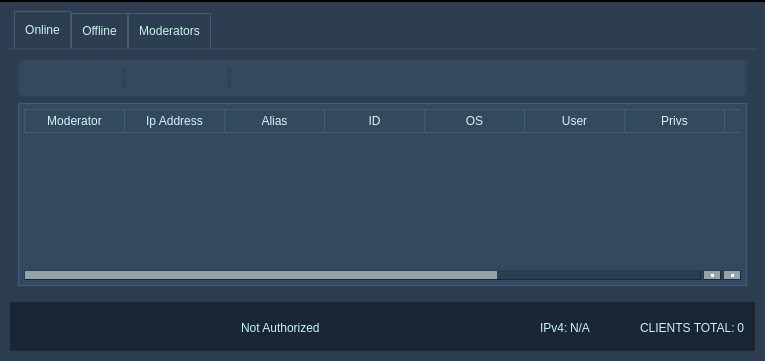
5l1v3r1/Moderat, file source/gui.ui: the form before one commit.
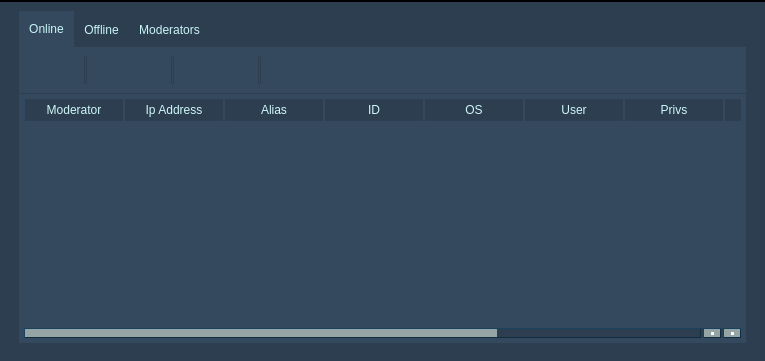
The form after the commit. Icons and pictures are not drawn.

```diff
--- a/source/gui.ui
+++ b/source/gui.ui
@@ -110,300 +110,43 @@
 }</string>
    </property>
    <layout class="QGridLayout" name="gridLayout">
-    <item row="2" column="0">
-     <widget class="QGroupBox" name="bottomGroup">
-      <property name="styleSheet">
-       <string notr="true">background-color: #182733;
-border: 1px solid #2c3e50;
-</string>
-      </property>
-      <property name="title">
-       <string/>
-      </property>
-      <layout class="QGridLayout" name="gridLayout_5">
        <item row="0" column="0">
-        <layout class="QHBoxLayout" name="horizontalLayout_3">
-         <property name="spacing">
-          <number>50</number>
-         </property>
-         <item>
-          <layout class="QHBoxLayout" name="horizontalLayout">
-           <property name="spacing">
-            <number>1</number>
-           </property>
-           <item>
-            <widget class="QPushButton" name="connectButton">
-             <property name="focusPolicy">
-              <enum>Qt::NoFocus</enum>
-             </property>
-             <property name="styleSheet">
-              <string notr="true">QPushButton#connectButton {
-			border: none;
-			border-radius: none;
-			padding: 5px;
-            }
-
-QPushButton#connectButton:pressed {
-            background-color: #2c3e50;
-            }
-
-QPushButton#connectButton:checked {
-            border: 1px ridge #cff7f8;
-            }</string>
-             </property>
-             <property name="text">
-              <string/>
-             </property>
-             <property name="icon">
-              <iconset resource="res.qrc">
-               <normaloff>:/icons/assets/connect.png</normaloff>:/icons/assets/connect.png</iconset>
-             </property>
-             <property name="iconSize">
-              <size>
-               <width>18</width>
-               <height>18</height>
-              </size>
-             </property>
-             <property name="checkable">
-              <bool>true</bool>
-             </property>
-            </widget>
-           </item>
-           <item>
-            <widget class="QPushButton" name="disconnectButton">
-             <property name="focusPolicy">
-              <enum>Qt::NoFocus</enum>
-             </property>
-             <property name="styleSheet">
-              <string notr="true">QPushButton#disconnectButton {
-			border: none;
-			border-radius: none;
-			padding: 5px;
-            }
-
-QPushButton#disconnectButton:pressed {
-            background-color: #2c3e50;
-            }</string>
-             </property>
-             <property name="text">
-              <string/>
-             </property>
-             <property name="icon">
-              <iconset resource="res.qrc">
-               <normaloff>:/icons/assets/disconnect.png</normaloff>:/icons/assets/disconnect.png</iconset>
-             </property>
-             <property name="iconSize">
-              <size>
-               <width>18</width>
-               <height>18</height>
-              </size>
-             </property>
-             <property name="checkable">
-              <bool>false</bool>
-             </property>
-             <property name="checked">
-              <bool>false</bool>
-             </property>
-            </widget>
-           </item>
-           <item>
-            <widget class="QPushButton" name="settingsButton">
-             <property name="focusPolicy">
-              <enum>Qt::NoFocus</enum>
-             </property>
-             <property name="styleSheet">
-              <string notr="true">QPushButton#settingsButton {
-			border: none;
-			border-radius: none;
-			padding: 5px;
-            background-color: #182733;
-            }
-
-QPushButton#settingsButton:pressed {
-            background-color: #2c3e50;
-            }</string>
-             </property>
-             <property name="text">
-              <string/>
-             </property>
-             <property name="icon">
-              <iconset resource="res.qrc">
-               <normaloff>:/icons/assets/client_settings.png</normaloff>:/icons/assets/client_settings.png</iconset>
-             </property>
-            </widget>
-           </item>
-          </layout>
-         </item>
-         <item>
-          <layout class="QHBoxLayout" name="horizontalLayout_4">
-           <property name="spacing">
-            <number>2</number>
-           </property>
-           <item>
-            <widget class="QPushButton" name="connectionStatusButton">
-             <property name="styleSheet">
-              <string notr="true">border: none;</string>
-             </property>
-             <property name="text">
-              <string/>
-             </property>
-             <property name="icon">
-              <iconset resource="res.qrc">
-               <normaloff>:/icons/assets/no_connection.png</normaloff>:/icons/assets/no_connection.png</iconset>
-             </property>
-             <property name="iconSize">
-              <size>
-               <width>20</width>
-               <height>20</height>
-              </size>
-             </property>
-            </widget>
-           </item>
-           <item>
-            <widget class="QLabel" name="loginStatusLabel">
-             <property name="styleSheet">
-              <string notr="true">border: none;
-padding-left: 5px;</string>
-             </property>
-             <property name="text">
-              <string>Not Authorized</string>
-             </property>
-            </widget>
-           </item>
-           <item>
-            <spacer name="horizontalSpacer_2">
-             <property name="orientation">
-              <enum>Qt::Horizontal</enum>
-             </property>
-             <property name="sizeHint" stdset="0">
-              <size>
-               <width>40</width>
-               <height>20</height>
-              </size>
-             </property>
-            </spacer>
-           </item>
-          </layout>
-         </item>
-         <item>
-          <layout class="QHBoxLayout" name="horizontalLayout_2">
-           <property name="spacing">
-            <number>2</number>
-           </property>
-           <item>
-            <widget class="QLabel" name="ipv4TextLabel">
-             <property name="styleSheet">
-              <string notr="true">border: none;</string>
-             </property>
-             <property name="text">
-              <string>IPv4:</string>
-             </property>
-            </widget>
-           </item>
-           <item>
-            <widget class="QLabel" name="ipv4Label">
-             <property name="styleSheet">
-              <string notr="true">border: none;</string>
-             </property>
-             <property name="text">
-              <string>N/A</string>
-             </property>
-            </widget>
-           </item>
-          </layout>
-         </item>
-         <item>
-          <layout class="QHBoxLayout" name="horizontalLayout_5">
-           <property name="spacing">
-            <number>2</number>
-           </property>
-           <item>
-            <widget class="QLabel" name="serversOnlineStatus">
-             <property name="maximumSize">
-              <size>
-               <width>16777215</width>
-               <height>20</height>
-              </size>
-             </property>
-             <property name="styleSheet">
-              <string notr="true">border: none;</string>
-             </property>
-             <property name="text">
-              <string>CLIENTS TOTAL:</string>
-             </property>
-            </widget>
-           </item>
-           <item>
-            <widget class="QLabel" name="onlineStatus">
-             <property name="maximumSize">
-              <size>
-               <width>16777215</width>
-               <height>20</height>
-              </size>
-             </property>
-             <property name="styleSheet">
-              <string notr="true">border: none;
-font: 8pt &quot;MS Shell Dlg 2&quot;;</string>
-             </property>
-             <property name="text">
-              <string>0</string>
-             </property>
-             <property name="alignment">
-              <set>Qt::AlignRight|Qt::AlignTrailing|Qt::AlignVCenter</set>
-             </property>
-            </widget>
-           </item>
-          </layout>
-         </item>
-        </layout>
-       </item>
-      </layout>
-     </widget>
-    </item>
-    <item row="1" column="0">
      <widget class="QTabWidget" name="clientsTabs">
       <property name="focusPolicy">
        <enum>Qt::NoFocus</enum>
       </property>
       <property name="styleSheet">
        <string notr="true">QTabWidget::pane { /* The tab widget frame */
-    border-top: 2px solid #34495e;
+border: none;
+padding-top: -10px;
 }
 
 QTabWidget::tab-bar {
-    left: 5px; /* move to the right by 5px */
+left: 10px; /* move to the right by 5px */
 }
 
 /* Style the tab using the tab sub-control. Note that
     it reads QTabBar _not_ QTabWidget */
 QTabBar::tab {   
-    border: 1px ridge;
-	border-bottom: none;
-	border-color: #2c3e50;
-	min-width: 30ex;
-    padding: 10px;
-	color: #c9f5f7;
+border: none;
+min-width: 30ex;
+padding: 10px;
+color: #c9f5f7;
 }
 QTabBar::tab::disabled {   
-	border: none;
-	style: none;
-	background: transparent;
-	color: #2c3e50;
+  border: none;
+  color: #2c3e50;
 }
 QTabBar::tab:selected, QTabBar::tab:hover {
-    background: qlineargradient(x1: 0, y1: 0, x2: 0, y2: 1,
-                                stop: 0 #34495e, stop: 0.4 #34495e,
-                                stop: 0.5 #34495e, stop: 1.0 #34495e);
+background: #34495e;
 }
 
 QTabBar::tab:selected {
-    border: 1px ridge;
-	border-bottom: none;
-	border-color: #2c3e50;
+border: none;
 }
 
 QTabBar::tab:!selected {
-    margin-top: 2px; /* make non-selected tabs look smaller */
+margin-top: 2px; /* make non-selected tabs look smaller */
 }</string>
       </property>
       <property name="currentIndex">
@@ -434,127 +177,132 @@
        </attribute>
        <layout class="QGridLayout" name="gridLayout_2">
         <item row="0" column="0">
+         <layout class="QVBoxLayout" name="verticalLayout">
+          <property name="spacing">
+           <number>0</number>
+          </property>
+          <item>
          <widget class="QGroupBox" name="onlineGroup">
           <property name="styleSheet">
            <string notr="true">background-color: #34495e;
-border: 1px solid #2c3e50;
-border-radius: 5px;
-padding: -3px;</string>
+border: 1px solid #2c3e50;</string>
           </property>
           <property name="title">
            <string/>
           </property>
-          <layout class="QGridLayout" name="gridLayout_8">
-           <item row="0" column="10">
-            <widget class="QPushButton" name="screenshotButton">
-             <property name="focusPolicy">
-              <enum>Qt::NoFocus</enum>
-             </property>
-             <property name="styleSheet">
-              <string notr="true">QPushButton#screenshotButton {
-			border: none;
-			border-radius: none;
-			padding: 5px;
-            background-color: #34495e;
-            }
-
-QPushButton#screenshotButton:pressed {
-            background-color: #2c3e50;
-            }</string>
-             </property>
-             <property name="text">
-              <string/>
-             </property>
-             <property name="icon">
-              <iconset resource="res.qrc">
-               <normaloff>:/icons/assets/desktop.png</normaloff>:/icons/assets/desktop.png</iconset>
-             </property>
-             <property name="iconSize">
-              <size>
-               <width>18</width>
-               <height>18</height>
-              </size>
-             </property>
-            </widget>
-           </item>
-           <item row="0" column="12">
-            <spacer name="horizontalSpacer_4">
-             <property name="orientation">
-              <enum>Qt::Horizontal</enum>
-             </property>
-             <property name="sizeHint" stdset="0">
-              <size>
-               <width>40</width>
-               <height>20</height>
-              </size>
-             </property>
-            </spacer>
-           </item>
-           <item row="0" column="11">
-            <widget class="QPushButton" name="webcamButton">
-             <property name="focusPolicy">
-              <enum>Qt::NoFocus</enum>
-             </property>
-             <property name="styleSheet">
-              <string notr="true">QPushButton#webcamButton {
-			border: none;
-			border-radius: none;
-			padding: 5px;
-            background-color: #34495e;
-            }
-
-QPushButton#webcamButton:pressed {
-            background-color: #2c3e50;
-            }</string>
-             </property>
-             <property name="text">
-              <string/>
-             </property>
-             <property name="icon">
-              <iconset resource="res.qrc">
-               <normaloff>:/icons/assets/webcam.png</normaloff>:/icons/assets/webcam.png</iconset>
-             </property>
-             <property name="iconSize">
-              <size>
-               <width>18</width>
-               <height>18</height>
-              </size>
-             </property>
-            </widget>
-           </item>
-           <item row="0" column="3">
-            <widget class="QPushButton" name="setAliasButton">
-             <property name="focusPolicy">
-              <enum>Qt::NoFocus</enum>
-             </property>
-             <property name="styleSheet">
-              <string notr="true">QPushButton#setAliasButton {
-			border: none;
-			border-radius: none;
-			padding: 5px;
-            background-color: #34495e;
-            }
-
-QPushButton#setAliasButton:pressed {
-            background-color: #2c3e50;
-            }</string>
-             </property>
-             <property name="text">
-              <string/>
-             </property>
-             <property name="icon">
-              <iconset resource="res.qrc">
-               <normaloff>:/icons/assets/set_alias.png</normaloff>:/icons/assets/set_alias.png</iconset>
-             </property>
-             <property name="iconSize">
-              <size>
-               <width>18</width>
-               <height>18</height>
-              </size>
-             </property>
-            </widget>
-           </item>
+            <layout class="QGridLayout" name="gridLayout_6">
            <item row="0" column="0">
+              <layout class="QHBoxLayout" name="horizontalLayout_6">
+               <property name="spacing">
+                <number>0</number>
+               </property>
+               <item>
+                <widget class="QPushButton" name="connectButton">
+                 <property name="minimumSize">
+                  <size>
+                   <width>28</width>
+                   <height>28</height>
+                  </size>
+                 </property>
+                 <property name="maximumSize">
+                  <size>
+                   <width>28</width>
+                   <height>28</height>
+                  </size>
+                 </property>
+                 <property name="focusPolicy">
+                  <enum>Qt::NoFocus</enum>
+                 </property>
+                 <property name="styleSheet">
+                  <string notr="true">QPushButton#connectButton {
+			border: none;
+			border-radius: none;
+			padding: 5px;
+            }
+
+QPushButton#connectButton:pressed {
+            background-color: #2c3e50;
+            }
+
+QPushButton#connectButton:checked {
+            border: 1px ridge #cff7f8;
+            }</string>
+                 </property>
+                 <property name="text">
+                  <string/>
+                 </property>
+                 <property name="icon">
+                  <iconset resource="res.qrc">
+                   <normaloff>:/icons/assets/connect.png</normaloff>:/icons/assets/connect.png</iconset>
+                 </property>
+                 <property name="iconSize">
+                  <size>
+                   <width>18</width>
+                   <height>18</height>
+                  </size>
+                 </property>
+                 <property name="checkable">
+                  <bool>true</bool>
+                 </property>
+                </widget>
+               </item>
+               <item>
+                <widget class="QPushButton" name="disconnectButton">
+                 <property name="minimumSize">
+                  <size>
+                   <width>28</width>
+                   <height>28</height>
+                  </size>
+                 </property>
+                 <property name="maximumSize">
+                  <size>
+                   <width>28</width>
+                   <height>28</height>
+                  </size>
+                 </property>
+                 <property name="focusPolicy">
+                  <enum>Qt::NoFocus</enum>
+                 </property>
+                 <property name="styleSheet">
+                  <string notr="true">QPushButton#disconnectButton {
+			border: none;
+			border-radius: none;
+			padding: 5px;
+            }
+
+QPushButton#disconnectButton:pressed {
+            background-color: #2c3e50;
+            }</string>
+                 </property>
+                 <property name="text">
+                  <string/>
+                 </property>
+                 <property name="icon">
+                  <iconset resource="res.qrc">
+                   <normaloff>:/icons/assets/disconnect.png</normaloff>:/icons/assets/disconnect.png</iconset>
+                 </property>
+                 <property name="iconSize">
+                  <size>
+                   <width>18</width>
+                   <height>18</height>
+                  </size>
+                 </property>
+                 <property name="checkable">
+                  <bool>false</bool>
+                 </property>
+                 <property name="checked">
+                  <bool>false</bool>
+                 </property>
+                </widget>
+               </item>
+               <item>
+                <widget class="Line" name="line_3">
+                 <property name="orientation">
+                  <enum>Qt::Vertical</enum>
+                 </property>
+                </widget>
+               </item>
+               <item>
             <widget class="QPushButton" name="viewLogsButton">
              <property name="focusPolicy">
               <enum>Qt::NoFocus</enum>
@@ -586,21 +334,117 @@
              </property>
             </widget>
            </item>
-           <item row="0" column="6">
-            <widget class="Line" name="line">
-             <property name="orientation">
-              <enum>Qt::Vertical</enum>
+               <item>
+                <widget class="QPushButton" name="logSettingsButton">
+                 <property name="focusPolicy">
+                  <enum>Qt::NoFocus</enum>
+                 </property>
+                 <property name="styleSheet">
+                  <string notr="true">QPushButton#logSettingsButton {
+			border: none;
+			border-radius: none;
+			padding: 5px;
+            background-color: #34495e;
+            }
+
+QPushButton#logSettingsButton:pressed {
+            background-color: #2c3e50;
+            }</string>
+                 </property>
+                 <property name="text">
+                  <string/>
+                 </property>
+                 <property name="icon">
+                  <iconset resource="res.qrc">
+                   <normaloff>:/icons/assets/other_settings.png</normaloff>:/icons/assets/other_settings.png</iconset>
+                 </property>
+                 <property name="iconSize">
+                  <size>
+                   <width>18</width>
+                   <height>18</height>
+                  </size>
              </property>
             </widget>
            </item>
-           <item row="0" column="2">
+               <item>
             <widget class="Line" name="line_2">
              <property name="orientation">
               <enum>Qt::Vertical</enum>
              </property>
             </widget>
            </item>
-           <item row="0" column="7">
+               <item>
+                <widget class="QPushButton" name="setAliasButton">
+                 <property name="focusPolicy">
+                  <enum>Qt::NoFocus</enum>
+                 </property>
+                 <property name="styleSheet">
+                  <string notr="true">QPushButton#setAliasButton {
+			border: none;
+			border-radius: none;
+			padding: 5px;
+            background-color: #34495e;
+            }
+
+QPushButton#setAliasButton:pressed {
+            background-color: #2c3e50;
+            }</string>
+                 </property>
+                 <property name="text">
+                  <string/>
+                 </property>
+                 <property name="icon">
+                  <iconset resource="res.qrc">
+                   <normaloff>:/icons/assets/set_alias.png</normaloff>:/icons/assets/set_alias.png</iconset>
+                 </property>
+                 <property name="iconSize">
+                  <size>
+                   <width>18</width>
+                   <height>18</height>
+                  </size>
+                 </property>
+                </widget>
+               </item>
+               <item>
+                <widget class="QPushButton" name="updateSourceButton">
+                 <property name="focusPolicy">
+                  <enum>Qt::NoFocus</enum>
+                 </property>
+                 <property name="styleSheet">
+                  <string notr="true">QPushButton#updateSourceButton {
+			border: none;
+			border-radius: none;
+			padding: 5px;
+            background-color: #34495e;
+            }
+
+QPushButton#updateSourceButton:pressed {
+            background-color: #2c3e50;
+            }</string>
+                 </property>
+                 <property name="text">
+                  <string/>
+                 </property>
+                 <property name="icon">
+                  <iconset resource="res.qrc">
+                   <normaloff>:/icons/assets/update_source.png</normaloff>:/icons/assets/update_source.png</iconset>
+                 </property>
+                 <property name="iconSize">
+                  <size>
+                   <width>18</width>
+                   <height>18</height>
+                  </size>
+                 </property>
+                </widget>
+               </item>
+               <item>
+                <widget class="Line" name="line">
+                 <property name="orientation">
+                  <enum>Qt::Vertical</enum>
+                 </property>
+                </widget>
+               </item>
+               <item>
             <widget class="QPushButton" name="shellButton">
              <property name="focusPolicy">
               <enum>Qt::NoFocus</enum>
@@ -632,7 +476,7 @@
              </property>
             </widget>
            </item>
-           <item row="0" column="8">
+               <item>
             <widget class="QPushButton" name="explorerButton">
              <property name="focusPolicy">
               <enum>Qt::NoFocus</enum>
@@ -664,7 +508,7 @@
              </property>
             </widget>
            </item>
-           <item row="0" column="9">
+               <item>
             <widget class="QPushButton" name="scriptingButton">
              <property name="focusPolicy">
               <enum>Qt::NoFocus</enum>
@@ -696,20 +540,20 @@
              </property>
             </widget>
            </item>
-           <item row="0" column="1">
-            <widget class="QPushButton" name="logSettingsButton">
+               <item>
+                <widget class="QPushButton" name="screenshotButton">
              <property name="focusPolicy">
               <enum>Qt::NoFocus</enum>
              </property>
              <property name="styleSheet">
-              <string notr="true">QPushButton#logSettingsButton {
+                  <string notr="true">QPushButton#screenshotButton {
 			border: none;
 			border-radius: none;
 			padding: 5px;
             background-color: #34495e;
             }
 
-QPushButton#logSettingsButton:pressed {
+QPushButton#screenshotButton:pressed {
             background-color: #2c3e50;
             }</string>
              </property>
@@ -728,7 +572,52 @@
              </property>
             </widget>
            </item>
-           <item row="0" column="13">
+               <item>
+                <widget class="QPushButton" name="webcamButton">
+                 <property name="focusPolicy">
+                  <enum>Qt::NoFocus</enum>
+                 </property>
+                 <property name="styleSheet">
+                  <string notr="true">QPushButton#webcamButton {
+			border: none;
+			border-radius: none;
+			padding: 5px;
+            background-color: #34495e;
+            }
+
+QPushButton#webcamButton:pressed {
+            background-color: #2c3e50;
+            }</string>
+                 </property>
+                 <property name="text">
+                  <string/>
+                 </property>
+                 <property name="icon">
+                  <iconset resource="res.qrc">
+                   <normaloff>:/icons/assets/webcam.png</normaloff>:/icons/assets/webcam.png</iconset>
+                 </property>
+                 <property name="iconSize">
+                  <size>
+                   <width>18</width>
+                   <height>18</height>
+                  </size>
+                 </property>
+                </widget>
+               </item>
+               <item>
+                <spacer name="horizontalSpacer_4">
+                 <property name="orientation">
+                  <enum>Qt::Horizontal</enum>
+                 </property>
+                 <property name="sizeHint" stdset="0">
+                  <size>
+                   <width>40</width>
+                   <height>20</height>
+                  </size>
+                 </property>
+                </spacer>
+               </item>
+               <item>
             <widget class="QPushButton" name="setModeratorButton">
              <property name="focusPolicy">
               <enum>Qt::NoFocus</enum>
@@ -760,42 +649,12 @@
              </property>
             </widget>
            </item>
-           <item row="0" column="4">
-            <widget class="QPushButton" name="updateSourceButton">
-             <property name="focusPolicy">
-              <enum>Qt::NoFocus</enum>
-             </property>
-             <property name="styleSheet">
-              <string notr="true">QPushButton#updateSourceButton {
-			border: none;
-			border-radius: none;
-			padding: 5px;
-            background-color: #34495e;
-            }
-
-QPushButton#updateSourceButton:pressed {
-            background-color: #2c3e50;
-            }</string>
-             </property>
-             <property name="text">
-              <string/>
-             </property>
-             <property name="icon">
-              <iconset resource="res.qrc">
-               <normaloff>:/icons/assets/update_source.png</normaloff>:/icons/assets/update_source.png</iconset>
-             </property>
-             <property name="iconSize">
-              <size>
-               <width>18</width>
-               <height>18</height>
-              </size>
-             </property>
-            </widget>
+              </layout>
            </item>
           </layout>
          </widget>
         </item>
-        <item row="1" column="0">
+          <item>
          <widget class="QTableWidget" name="clientsTable">
           <property name="focusPolicy">
            <enum>Qt::NoFocus</enum>
@@ -805,26 +664,28 @@
           </property>
           <property name="styleSheet">
            <string notr="true">QHeaderView::section {
-	background-color: #34495e;
-    padding: 2px;
-    color: #cff7f8;
-	font: 75 10px &quot;MS Shell Dlg 2&quot;;
-	border: 1px ridge;
-	border-right: none;
-	border-color: #2c3e50;
+background-color: #2c3e50;
+padding: 2px;
+color: #cff7f8;
+font: 75 10px &quot;MS Shell Dlg 2&quot;;
+border: 1px solid;
+border-top: none;
+border-bottom: none;
+border-color: #34495e;
 }
 
 QTableWidget#clientsTable {
-	background-position: center;
-    border: 1px ridge;
-    padding: 5px;
-	color: #cff7f8;
-    border-color: #2c3e50;
-    font: 8pt &quot;MS Shell Dlg 2&quot;;
-	background-color: #34495e;
+background-position: center;
+border:  none;
+padding: 5px;
+margin-left: 1px;
+margin-right: 1px;
+color: #cff7f8;
+font: 8pt &quot;MS Shell Dlg 2&quot;;
+background-color: #34495e;
 
-	background-image: url(assets/bg.png);
-	background-repeat: no-repeat;
+background-image: url(assets/bg.png);
+background-repeat: no-repeat;
 }
 
 QTableWidget#clientsTable:item:selected {
@@ -933,6 +794,8 @@
          </widget>
         </item>
        </layout>
+        </item>
+       </layout>
       </widget>
       <widget class="QWidget" name="offlineClientsTab">
        <attribute name="icon">
```
Left out of the diff: 420 changed lines with no effect on the pictures. Lines whose indentation alone changed are shown as unchanged.
